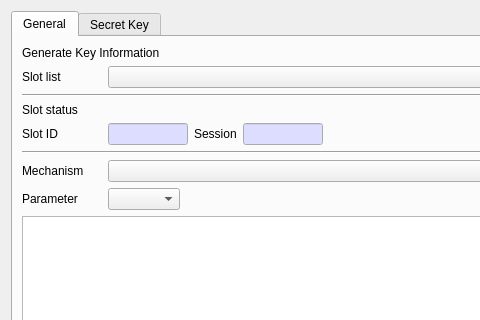
First picture: the form in CryptokiMan/gen_key_dlg.ui, repository jykim74/CryptokiMan, before the edit; both pictures show x 0 to 480 and y 0 to 320 of the 641 by 436 pixel window.
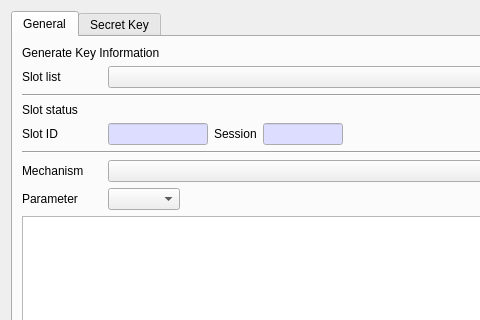
Second picture: the form after the edit. The open tabs and pages were chosen to show the change.

```diff
--- a/CryptokiMan/gen_key_dlg.ui
+++ b/CryptokiMan/gen_key_dlg.ui
@@ -84,7 +84,7 @@
           <widget class="QLineEdit" name="mSlotIDText">
            <property name="maximumSize">
             <size>
-             <width>80</width>
+             <width>100</width>
              <height>16777215</height>
             </size>
            </property>
```
Left out of the diff: 2 changed lines with no effect on the pictures.
